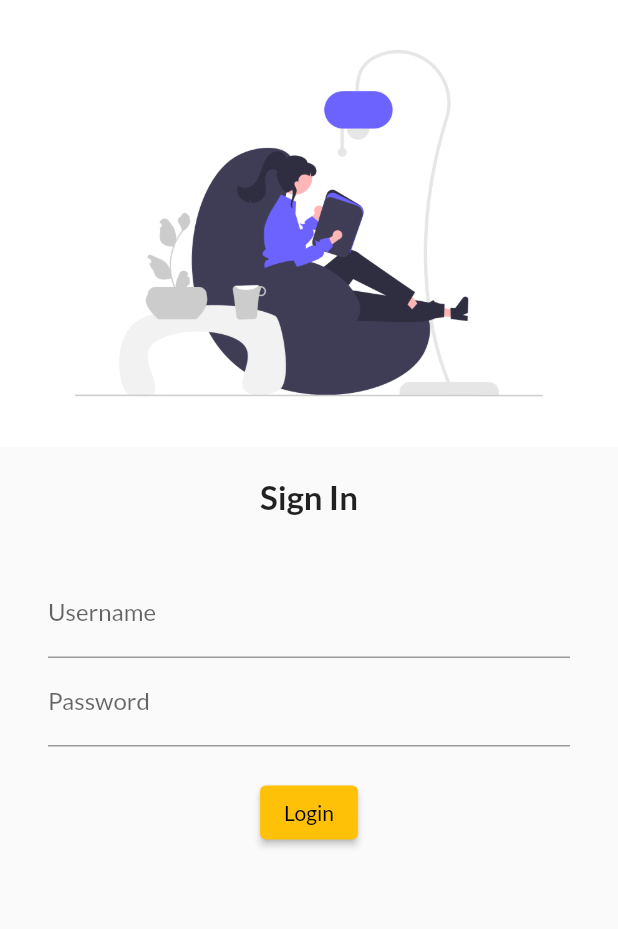
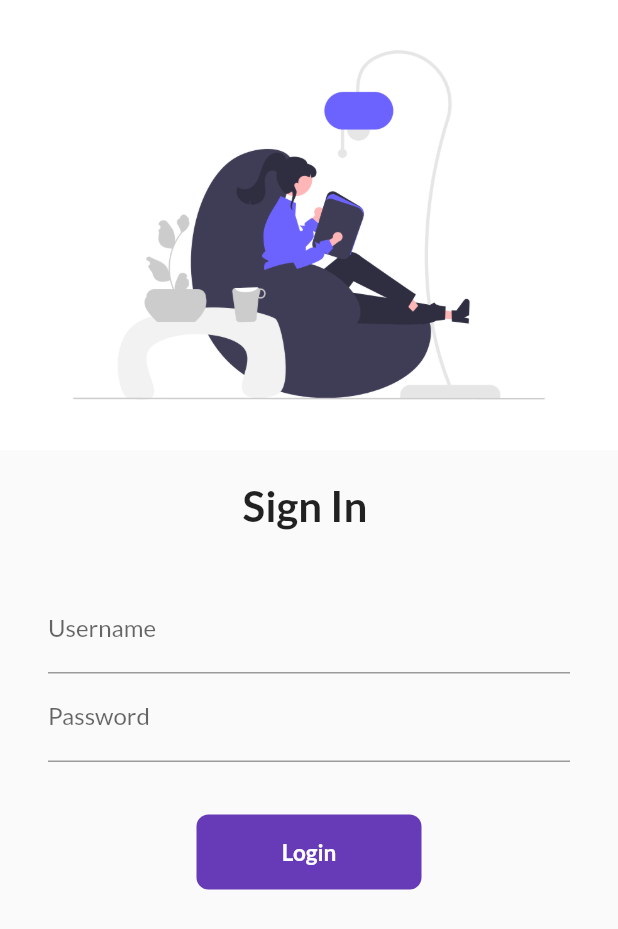
Before and after one commit to bibek77/catalog-app, a Flutter app: the screen it shows after launch, on a phone screen of 412 x 824 dp. Shown: the top 929 px of the screen. Run offline on Flutter 3.47's test engine with Material 2 defaults, Android fonts, the phone set to English and light mode, and no system bars; our stand-ins replace google_fonts.

Commit message:
day 6 complete

```diff
--- a/lib/main.dart
+++ b/lib/main.dart
@@ -1,6 +1,7 @@
 import 'package:flutter/material.dart';
 import 'package:flutter_catalog/pages/home_page.dart';
 import 'package:flutter_catalog/pages/login_page.dart';
+import 'package:flutter_catalog/utils/routes.dart';
 import 'package:google_fonts/google_fonts.dart';
 
 void main() {
@@ -27,8 +28,8 @@
       // initialRoute: "/home",
       routes: {
         "/": (context) => LoginPage(),
-        "/home": (context) => Homepage(),
-        "/login": (context) => LoginPage(),
+        MyRoutes.homeRoute: (context) => Homepage(),
+        MyRoutes.loginRoute: (context) => LoginPage(),
 
       },
     );
--- a/lib/pages/login_page.dart
+++ b/lib/pages/login_page.dart
@@ -1,35 +1,49 @@
 import 'package:flutter/material.dart';
+import 'package:flutter_catalog/utils/routes.dart';
 
-class LoginPage extends StatelessWidget {
+class LoginPage extends StatefulWidget {
   const LoginPage({Key? key}) : super(key: key);
 
+  @override
+  State<LoginPage> createState() => _LoginPageState();
+}
+
+class _LoginPageState extends State<LoginPage> {
+  String name = "";
+  bool changeButton = false;
   @override
   Widget build(BuildContext context) {
     return Material(
         child: SingleChildScrollView(
-          child: Column(
-              children: [
+      child: Column(
+        children: [
           Image.asset(
             "assests/images/flutter_login_template.png",
             fit: BoxFit.cover,
+            height: 300,
           ),
           SizedBox(
             height: 20.0,
           ),
           Text(
-            "Sign In",
-            style: (TextStyle(fontSize: 22, fontWeight: FontWeight.bold)),
+            "Sign In $name",
+            style: (TextStyle(fontSize: 28, fontWeight: FontWeight.bold)),
           ),
           SizedBox(
             height: 20.0,
           ),
           Padding(
-            padding: const EdgeInsets.symmetric(vertical: 16.0, horizontal: 32.0),
+            padding:
+                const EdgeInsets.symmetric(vertical: 16.0, horizontal: 32.0),
             child: Column(
               children: [
                 TextFormField(
                   decoration: InputDecoration(
                       hintText: "Enter username", labelText: "Username"),
+                  onChanged: (value) {
+                    name = value;
+                    setState(() {});
+                  },
                 ),
                 TextFormField(
                   obscureText: true,
@@ -37,22 +51,53 @@
                       hintText: "Enter password", labelText: "Password"),
                 ),
                 SizedBox(
-                  height: 20.0,
+                  height: 35.0,
                 ),
-                ElevatedButton(
-                  onPressed: () {
-                    print('Wrong Password');
+                InkWell(
+                  onTap: () async {
+                    setState(() {
+                      changeButton = true;
+                    });
+                    await Future.delayed(Duration(seconds: 1));
+                    Navigator.pushNamed(context, MyRoutes.homeRoute);
                   },
-                  child: Text('Login'),
-
-
-                  style: TextButton.styleFrom(),
+                  child: AnimatedContainer(
+                    duration: Duration(seconds: 1),
+                    width: changeButton ? 50 : 150,
+                    height: 50,
+                    // color: Colors.deepPurple,
+                    alignment: Alignment.center,
+                    child: changeButton
+                        ? Icon(
+                            Icons.done,
+                            color: Colors.white,
+                          )
+                        : Text(
+                            "Login",
+                            style: TextStyle(
+                                color: Colors.white,
+                                fontWeight: FontWeight.bold,
+                                fontSize: 15),
+                          ),
+                    decoration: BoxDecoration(
+                        color: Colors.deepPurple,
+                        // shape: changeButton ? BoxShape.circle : BoxShape.rectangle,
+                        borderRadius:
+                            BorderRadius.circular(changeButton ? 50 : 8)),
+                  ),
                 )
+                // ElevatedButton(
+                //   onPressed: () {
+                //     Navigator.pushNamed(context, MyRoutes.homeRoute);
+                //   },
+                //   child: Text('Login'),
+                //   style: TextButton.styleFrom(minimumSize: Size(120, 40)),
+                // )
               ],
             ),
           )
-              ],
-            ),
-        ));
+        ],
+      ),
+    ));
   }
 }
--- /dev/null
+++ b/lib/utils/routes.dart
@@ -0,0 +1,4 @@
+class MyRoutes {
+  static String loginRoute = "/login";
+  static String homeRoute = "/home";
+}
```
